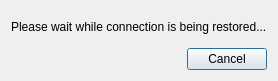
networkoptix/nx_open, file client/src/ui/dialogs/reconnect_info_dialog.ui: the form before one commit.
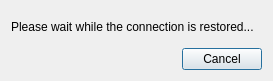
The form after the commit.

What changed in the file:
```diff
--- a/client/src/ui/dialogs/reconnect_info_dialog.ui
+++ b/client/src/ui/dialogs/reconnect_info_dialog.ui
@@ -23,7 +23,7 @@
    <item>
     <widget class="QLabel" name="label">
      <property name="text">
-      <string>Please wait while connection is being restored...</string>
+      <string>Please wait while the connection is restored...</string>
      </property>
     </widget>
    </item>
```
